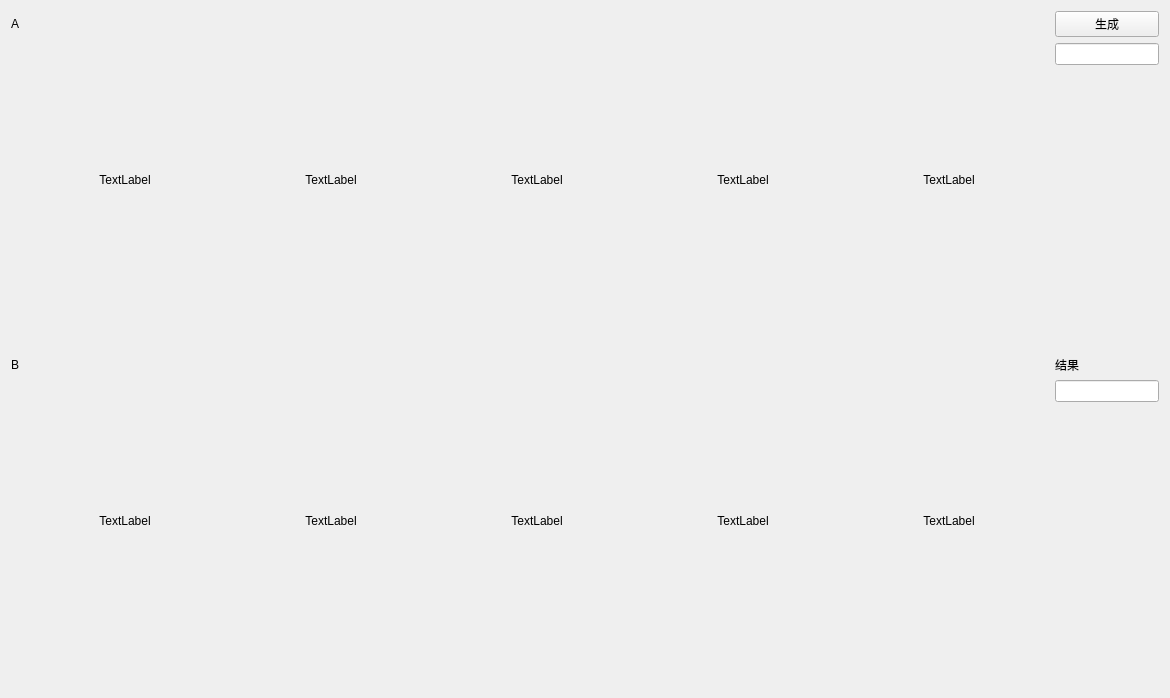
First picture: the form in TexasPoker/TexasPoker/texaswidget.ui, repository JackeyLea/TexasPoker, before the edit.
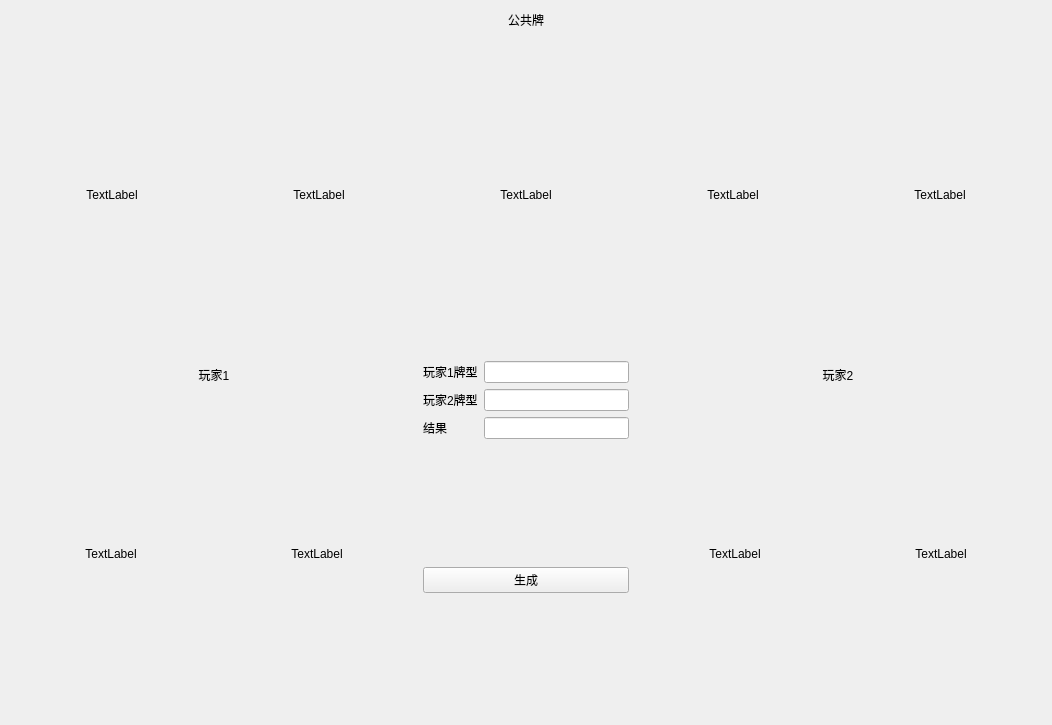
Second picture: the form after the edit.

Commit message: 更新界面设计

Diff of the .ui file:
```diff
--- a/TexasPoker/TexasPoker/texaswidget.ui
+++ b/TexasPoker/TexasPoker/texaswidget.ui
@@ -6,150 +6,68 @@
    <rect>
     <x>0</x>
     <y>0</y>
-    <width>1170</width>
-    <height>698</height>
+    <width>1052</width>
+    <height>725</height>
    </rect>
   </property>
   <property name="windowTitle">
    <string>TexasWidget</string>
   </property>
-  <layout class="QGridLayout" name="gridLayout">
-   <item row="0" column="0">
-    <widget class="QLabel" name="label">
-     <property name="text">
-      <string>A</string>
-     </property>
-    </widget>
-   </item>
-   <item row="0" column="1" rowspan="3">
-    <layout class="QHBoxLayout" name="horizontalLayout">
-     <item>
-      <widget class="QLabel" name="labelImg1">
-       <property name="minimumSize">
-        <size>
-         <width>200</width>
-         <height>320</height>
-        </size>
-       </property>
-       <property name="maximumSize">
-        <size>
-         <width>200</width>
-         <height>320</height>
-        </size>
-       </property>
-       <property name="text">
-        <string>TextLabel</string>
-       </property>
-       <property name="alignment">
-        <set>Qt::AlignmentFlag::AlignCenter</set>
-       </property>
-      </widget>
-     </item>
-     <item>
-      <widget class="QLabel" name="labelImg2">
-       <property name="minimumSize">
-        <size>
-         <width>200</width>
-         <height>320</height>
-        </size>
-       </property>
-       <property name="maximumSize">
-        <size>
-         <width>200</width>
-         <height>320</height>
-        </size>
-       </property>
-       <property name="text">
-        <string>TextLabel</string>
-       </property>
-       <property name="alignment">
-        <set>Qt::AlignmentFlag::AlignCenter</set>
-       </property>
-      </widget>
-     </item>
-     <item>
-      <widget class="QLabel" name="labelImg3">
-       <property name="minimumSize">
-        <size>
-         <width>200</width>
-         <height>320</height>
-        </size>
-       </property>
-       <property name="maximumSize">
-        <size>
-         <width>200</width>
-         <height>320</height>
-        </size>
-       </property>
-       <property name="text">
-        <string>TextLabel</string>
-       </property>
-       <property name="alignment">
-        <set>Qt::AlignmentFlag::AlignCenter</set>
-       </property>
-      </widget>
-     </item>
-     <item>
-      <widget class="QLabel" name="labelImg4">
-       <property name="minimumSize">
-        <size>
-         <width>200</width>
-         <height>320</height>
-        </size>
-       </property>
-       <property name="maximumSize">
-        <size>
-         <width>200</width>
-         <height>320</height>
-        </size>
-       </property>
-       <property name="text">
-        <string>TextLabel</string>
-       </property>
-       <property name="alignment">
-        <set>Qt::AlignmentFlag::AlignCenter</set>
-       </property>
-      </widget>
-     </item>
-     <item>
-      <widget class="QLabel" name="labelImg5">
-       <property name="minimumSize">
-        <size>
-         <width>200</width>
-         <height>320</height>
-        </size>
-       </property>
-       <property name="maximumSize">
-        <size>
-         <width>200</width>
-         <height>320</height>
-        </size>
-       </property>
-       <property name="text">
-        <string>TextLabel</string>
-       </property>
-       <property name="alignment">
-        <set>Qt::AlignmentFlag::AlignCenter</set>
-       </property>
-      </widget>
-     </item>
-    </layout>
-   </item>
-   <item row="0" column="2">
+  <layout class="QGridLayout" name="gridLayout_5">
+   <item row="3" column="1">
     <widget class="QPushButton" name="btn_Gen">
      <property name="text">
       <string>生成</string>
      </property>
     </widget>
    </item>
-   <item row="1" column="2">
-    <widget class="QLineEdit" name="lineEditBrand">
-     <property name="readOnly">
-      <bool>true</bool>
-     </property>
-    </widget>
+   <item row="1" column="1">
+    <layout class="QGridLayout" name="gridLayout_4">
+     <item row="0" column="0">
+      <widget class="QLabel" name="labelUser1Brand">
+       <property name="text">
+        <string>玩家1牌型</string>
+       </property>
+      </widget>
+     </item>
+     <item row="0" column="1">
+      <widget class="QLineEdit" name="lineEditBrand">
+       <property name="readOnly">
+        <bool>true</bool>
+       </property>
+      </widget>
+     </item>
+     <item row="1" column="0">
+      <widget class="QLabel" name="labelUser2Brand">
+       <property name="text">
+        <string>玩家2牌型</string>
+       </property>
+      </widget>
+     </item>
+     <item row="1" column="1">
+      <widget class="QLineEdit" name="lineEditBrand2">
+       <property name="readOnly">
+        <bool>true</bool>
+       </property>
+      </widget>
+     </item>
+     <item row="2" column="0">
+      <widget class="QLabel" name="labelResult">
+       <property name="text">
+        <string>结果</string>
+       </property>
+      </widget>
+     </item>
+     <item row="2" column="1">
+      <widget class="QLineEdit" name="lineEditResult">
+       <property name="readOnly">
+        <bool>true</bool>
+       </property>
+      </widget>
+     </item>
+    </layout>
    </item>
-   <item row="2" column="2">
+   <item row="4" column="1">
     <spacer name="verticalSpacer">
      <property name="orientation">
       <enum>Qt::Orientation::Vertical</enum>
@@ -157,22 +75,15 @@
      <property name="sizeHint" stdset="0">
       <size>
        <width>20</width>
-       <height>269</height>
+       <height>40</height>
       </size>
      </property>
     </spacer>
    </item>
-   <item row="3" column="0">
-    <widget class="QLabel" name="label_2">
-     <property name="text">
-      <string>B</string>
-     </property>
-    </widget>
-   </item>
-   <item row="3" column="1" rowspan="3">
-    <layout class="QHBoxLayout" name="horizontalLayout_2">
-     <item>
-      <widget class="QLabel" name="labelImg11">
+   <item row="0" column="0" colspan="3">
+    <layout class="QGridLayout" name="gridLayout">
+     <item row="1" column="3">
+      <widget class="QLabel" name="labelImgPub4">
        <property name="minimumSize">
         <size>
          <width>200</width>
@@ -193,8 +104,8 @@
        </property>
       </widget>
      </item>
-     <item>
-      <widget class="QLabel" name="labelImg12">
+     <item row="1" column="4">
+      <widget class="QLabel" name="labelImgPub5">
        <property name="minimumSize">
         <size>
          <width>200</width>
@@ -215,8 +126,8 @@
        </property>
       </widget>
      </item>
-     <item>
-      <widget class="QLabel" name="labelImg13">
+     <item row="1" column="0">
+      <widget class="QLabel" name="labelImgPub1">
        <property name="minimumSize">
         <size>
          <width>200</width>
@@ -237,8 +148,8 @@
        </property>
       </widget>
      </item>
-     <item>
-      <widget class="QLabel" name="labelImg14">
+     <item row="1" column="1">
+      <widget class="QLabel" name="labelImgPub2">
        <property name="minimumSize">
         <size>
          <width>200</width>
@@ -259,8 +170,8 @@
        </property>
       </widget>
      </item>
-     <item>
-      <widget class="QLabel" name="labelImg15">
+     <item row="1" column="2">
+      <widget class="QLabel" name="labelImgPub3">
        <property name="minimumSize">
         <size>
          <width>200</width>
@@ -281,23 +192,19 @@
        </property>
       </widget>
      </item>
+     <item row="0" column="0" colspan="5">
+      <widget class="QLabel" name="labelPublic">
+       <property name="text">
+        <string>公共牌</string>
+       </property>
+       <property name="alignment">
+        <set>Qt::AlignmentFlag::AlignCenter</set>
+       </property>
+      </widget>
+     </item>
     </layout>
    </item>
-   <item row="3" column="2">
-    <widget class="QLabel" name="labelResult">
-     <property name="text">
-      <string>结果</string>
-     </property>
-    </widget>
-   </item>
-   <item row="4" column="2">
-    <widget class="QLineEdit" name="lineEditBrand2">
-     <property name="readOnly">
-      <bool>true</bool>
-     </property>
-    </widget>
-   </item>
-   <item row="5" column="2">
+   <item row="2" column="1">
     <spacer name="verticalSpacer_2">
      <property name="orientation">
       <enum>Qt::Orientation::Vertical</enum>
@@ -305,11 +212,127 @@
      <property name="sizeHint" stdset="0">
       <size>
        <width>20</width>
-       <height>269</height>
+       <height>40</height>
       </size>
      </property>
     </spacer>
    </item>
+   <item row="1" column="2" rowspan="4">
+    <layout class="QGridLayout" name="gridLayout_3">
+     <item row="1" column="0">
+      <widget class="QLabel" name="labelImg1Player2">
+       <property name="minimumSize">
+        <size>
+         <width>200</width>
+         <height>320</height>
+        </size>
+       </property>
+       <property name="maximumSize">
+        <size>
+         <width>200</width>
+         <height>320</height>
+        </size>
+       </property>
+       <property name="text">
+        <string>TextLabel</string>
+       </property>
+       <property name="alignment">
+        <set>Qt::AlignmentFlag::AlignCenter</set>
+       </property>
+      </widget>
+     </item>
+     <item row="1" column="1">
+      <widget class="QLabel" name="labelImg2Player2">
+       <property name="minimumSize">
+        <size>
+         <width>200</width>
+         <height>320</height>
+        </size>
+       </property>
+       <property name="maximumSize">
+        <size>
+         <width>200</width>
+         <height>320</height>
+        </size>
+       </property>
+       <property name="text">
+        <string>TextLabel</string>
+       </property>
+       <property name="alignment">
+        <set>Qt::AlignmentFlag::AlignCenter</set>
+       </property>
+      </widget>
+     </item>
+     <item row="0" column="0" colspan="2">
+      <widget class="QLabel" name="labelPlayer2">
+       <property name="text">
+        <string>玩家2</string>
+       </property>
+       <property name="alignment">
+        <set>Qt::AlignmentFlag::AlignCenter</set>
+       </property>
+      </widget>
+     </item>
+    </layout>
+   </item>
+   <item row="1" column="0" rowspan="4">
+    <layout class="QGridLayout" name="gridLayout_2">
+     <item row="1" column="2" rowspan="2">
+      <widget class="QLabel" name="labelImg2Payer1">
+       <property name="minimumSize">
+        <size>
+         <width>200</width>
+         <height>320</height>
+        </size>
+       </property>
+       <property name="maximumSize">
+        <size>
+         <width>200</width>
+         <height>320</height>
+        </size>
+       </property>
+       <property name="text">
+        <string>TextLabel</string>
+       </property>
+       <property name="alignment">
+        <set>Qt::AlignmentFlag::AlignCenter</set>
+       </property>
+      </widget>
+     </item>
+     <item row="1" column="0" rowspan="2" colspan="2">
+      <widget class="QLabel" name="labelImg1Payer1">
+       <property name="minimumSize">
+        <size>
+         <width>200</width>
+         <height>320</height>
+        </size>
+       </property>
+       <property name="maximumSize">
+        <size>
+         <width>200</width>
+         <height>320</height>
+        </size>
+       </property>
+       <property name="text">
+        <string>TextLabel</string>
+       </property>
+       <property name="alignment">
+        <set>Qt::AlignmentFlag::AlignCenter</set>
+       </property>
+      </widget>
+     </item>
+     <item row="0" column="0" colspan="3">
+      <widget class="QLabel" name="labelPlayer1">
+       <property name="text">
+        <string>玩家1</string>
+       </property>
+       <property name="alignment">
+        <set>Qt::AlignmentFlag::AlignCenter</set>
+       </property>
+      </widget>
+     </item>
+    </layout>
+   </item>
   </layout>
  </widget>
  <resources/>
```
